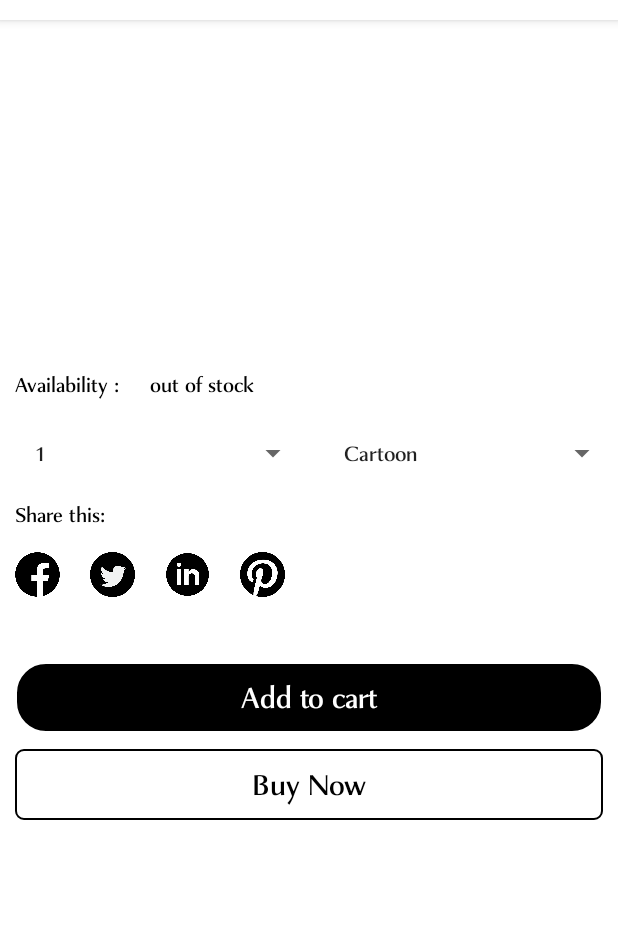
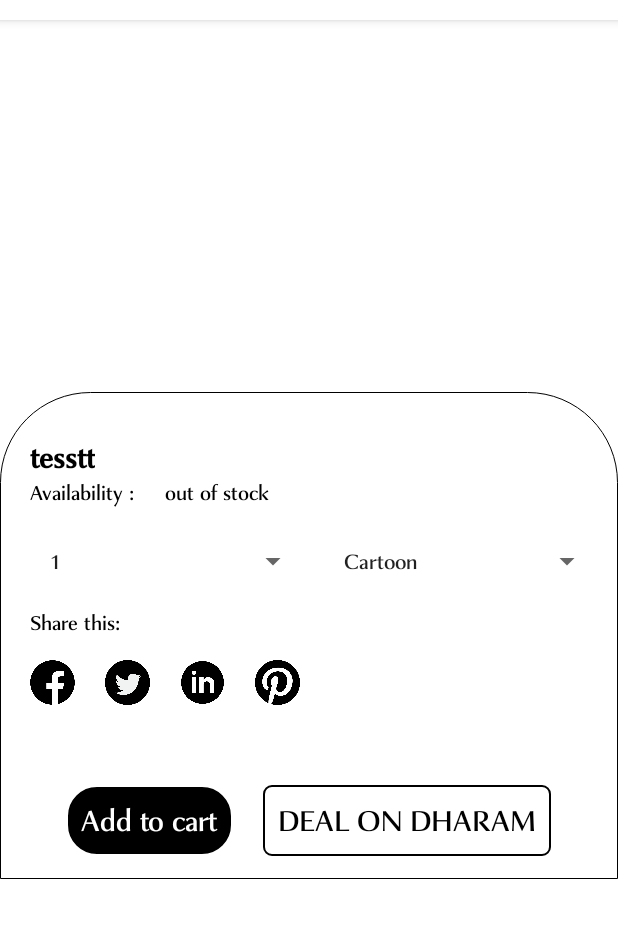
Before and after one commit to dharminfo007/dharm_customer, an Android app: the ProductDetailActivity screen opened directly, with no data from a screen before it, on a phone screen of 412 x 824 dp, the part 64-1002 px from its top. Run offline under Robolectric (Android 15) with nearby library versions, the phone set to English and light mode, and no system bars; our stand-ins replace Firebase (no records; nobody signed in at launch, a user with empty details on screens opened directly).

Commit message:
design related changes

```diff
--- a/app/src/main/java/in/app/dharm/info/online/shopping/activity/HomeFragment.java
+++ b/app/src/main/java/in/app/dharm/info/online/shopping/activity/HomeFragment.java
@@ -17,6 +17,7 @@ import android.view.LayoutInflater;
 import android.view.View;
 import android.view.ViewGroup;
 import android.widget.LinearLayout;
+import android.widget.RelativeLayout;
 import android.widget.TextView;
 import android.widget.VideoView;
 
@@ -54,7 +55,7 @@ public class HomeFragment extends Fragment implements View.OnClickListener {
     private String mParam2;
     VideoView videoOnLaunch;
     View mView;
-    LinearLayout llProducts;
+    RelativeLayout llProducts;
     TextView txtProductCount;
     CardView llContactUs;
     AutoScrollViewPager viewPager;
--- a/app/src/main/java/in/app/dharm/info/online/shopping/activity/ProductDetailActivity.java
+++ b/app/src/main/java/in/app/dharm/info/online/shopping/activity/ProductDetailActivity.java
@@ -44,8 +44,11 @@ import java.util.Map;
 import in.app.dharm.info.online.shopping.R;
 import in.app.dharm.info.online.shopping.adapter.ProductAdapter;
 import in.app.dharm.info.online.shopping.adapter.ProductImageAdapter;
+import in.app.dharm.info.online.shopping.adapter.SlidingImageAdapter;
+import in.app.dharm.info.online.shopping.common.AutoScrollViewPager;
 import in.app.dharm.info.online.shopping.common.Common;
 import in.app.dharm.info.online.shopping.common.DataProcessor;
+import in.app.dharm.info.online.shopping.model.BannerListPojo;
 import in.app.dharm.info.online.shopping.model.CartProductListPojo;
 import in.app.dharm.info.online.shopping.model.ImageListPojo;
 import in.app.dharm.info.online.shopping.model.OrdersListPojo;
@@ -57,6 +60,7 @@ public class ProductDetailActivity extends AppCompatActivity implements AdapterV
     private ProductImageAdapter listAdapter;
     ArrayList<ImageListPojo> productImageList;
     ArrayList<OrdersListPojo> productOrderList;
+    private ArrayList<BannerListPojo> productImages;
     Spinner spinnerCartoon, spinnerUnit;
     ImageView imgCart, imgBack;
     TextView txtAddToCart, txtBuyNow;
@@ -73,6 +77,7 @@ public class ProductDetailActivity extends AppCompatActivity implements AdapterV
     DatabaseReference databaseReference;
     FirebaseDatabase firebaseDatabase;
     long orderSize = 0;
+    AutoScrollViewPager viewPager;
 
     @Override
     protected void onCreate(Bundle savedInstanceState) {
@@ -94,11 +99,13 @@ public class ProductDetailActivity extends AppCompatActivity implements AdapterV
         groupImages = new ArrayList<>();
         productImageList = new ArrayList<>();
         productOrderList = new ArrayList<>();
+        productImages = new ArrayList<>();
         firebaseDatabase = FirebaseDatabase.getInstance();
         databaseReference = firebaseDatabase.getReference("orderlist");
 //        cartProductList = dataProcessor.getArrayList("cart");
         rvProducts = findViewById(R.id.rvProductsImage);
         txtAddToCart = findViewById(R.id.txtAddToCart);
+        viewPager = findViewById(R.id.vpProductImages);
         imgCart = findViewById(R.id.imgCart);
         imgBack = findViewById(R.id.imgBack);
         txtProdName = findViewById(R.id.txtProdName);
@@ -156,11 +163,18 @@ public class ProductDetailActivity extends AppCompatActivity implements AdapterV
                                 tvStockStatus.setText("OUT OF STOCK");
                             }
                             groupImages = (ArrayList<String>) document.get("images");
+                            productImages = (ArrayList<BannerListPojo>) document.get("images");
                             if (groupImages.size() > 0) {
                                 listAdapter = new ProductImageAdapter(groupImages, ProductDetailActivity.this);
                                 rvProducts.setAdapter(listAdapter);
                                 listAdapter.notifyDataSetChanged();
                             }
+                            if(productImages.size() > 0){
+//                                viewPager.setAdapter(new SlidingImageAdapter(ProductDetailActivity.this,
+//                                        productImages));
+                            }
+
+
                             name = document.getString("name");
                             desc = document.getString("description");
                             stock = document.getString("stock");
@@ -182,7 +196,7 @@ public class ProductDetailActivity extends AppCompatActivity implements AdapterV
         imgCart.setOnClickListener(this);
         imgBack.setOnClickListener(this);
         txtAddToCart.setOnClickListener(this);
-        txtBuyNow.setOnClickListener(this);
+//        txtBuyNow.setOnClickListener(this);
     }
 
     private void initDynamicListSpinner() {
@@ -284,9 +298,9 @@ public class ProductDetailActivity extends AppCompatActivity implements AdapterV
 
                 break;
 
-            case R.id.txtBuyNow:
+           /* case R.id.txtBuyNow:
                 addProductForOrdering();
-                break;
+                break;*/
 
             default:
                 break;
--- /dev/null
+++ b/app/src/main/res/drawable/detail_page_bottom_bg.xml
@@ -0,0 +1,12 @@
+<?xml version="1.0" encoding="utf-8"?>
+<shape xmlns:android="http://schemas.android.com/apk/res/android"
+    android:shape="rectangle">
+
+    <corners
+        android:topLeftRadius="60dp"
+        android:topRightRadius="60dp" />
+    <stroke
+        android:width="0.2dp"
+        android:color="@color/black" />
+    <solid android:color="@color/white" />
+</shape>
--- a/app/src/main/res/layout/activity_home_page.xml
+++ b/app/src/main/res/layout/activity_home_page.xml
@@ -69,7 +69,7 @@
             android:layout_gravity="center"
             android:scaleType="fitCenter"
             android:layout_centerInParent="true"
-            android:src="@drawable/ic_top_logo"
+            android:src="@drawable/ic_bell"
             android:layout_toLeftOf="@+id/txtLogin"/>
 
     </RelativeLayout>
--- a/app/src/main/res/layout/activity_product_detail.xml
+++ b/app/src/main/res/layout/activity_product_detail.xml
@@ -78,7 +78,7 @@
             <in.app.dharm.info.online.shopping.common.AutoScrollViewPager
                 android:id="@+id/vpProductImages"
                 android:layout_width="match_parent"
-                android:layout_height="150dp"
+                android:layout_height="200dp"
                 app:layout_constraintEnd_toEndOf="parent"
                 app:layout_constraintStart_toStartOf="parent"
                 app:layout_constraintTop_toTopOf="parent" />
@@ -101,9 +101,12 @@
                 android:layout_height="wrap_content"
                 android:layout_below="@+id/tabs"
                 android:layout_marginBottom="10dp"
-                android:orientation="vertical">
+                android:paddingHorizontal="10dp"
+                android:orientation="vertical"
+                android:background="@drawable/detail_page_bottom_bg">
 
                 <androidx.recyclerview.widget.RecyclerView
+                    android:visibility="gone"
                     android:id="@+id/rvProductsImage"
                     android:layout_width="match_parent"
                     android:layout_height="wrap_content"
@@ -114,13 +117,13 @@
                     tools:listitem="@layout/item_product_image" />
 
                 <TextView
+                    android:layout_marginTop="30dp"
                     android:id="@+id/txtProdName"
                     android:layout_width="wrap_content"
                     android:layout_height="wrap_content"
                     android:layout_gravity="start|center_horizontal"
                     android:layout_marginHorizontal="10dp"
-                    android:layout_marginVertical="5dp"
-                    android:text=""
+                    android:text="tesstt"
                     android:textColor="@color/black"
                     android:textSize="22sp"
                     android:textStyle="bold" />
@@ -241,10 +244,16 @@
                     android:textColor="@color/black"
                     android:textSize="15sp"
                     android:textStyle="normal" />
+                <LinearLayout
+                    android:layout_width="match_parent"
+                    android:layout_height="wrap_content"
+                    android:layout_marginVertical="10dp"
+                    android:gravity="center"
+                    android:orientation="horizontal">
 
                 <TextView
                     android:id="@+id/txtAddToCart"
-                    android:layout_width="match_parent"
+                    android:layout_width="wrap_content"
                     android:layout_height="wrap_content"
                     android:layout_gravity="center"
                     android:layout_marginHorizontal="10dp"
@@ -259,7 +268,7 @@
 
                 <TextView
                     android:id="@+id/txtBuyNow"
-                    android:layout_width="match_parent"
+                    android:layout_width="wrap_content"
                     android:layout_height="wrap_content"
                     android:layout_gravity="center"
                     android:layout_marginHorizontal="10dp"
@@ -267,10 +276,11 @@
                     android:background="@drawable/buy_btn_bg"
                     android:gravity="center"
                     android:padding="10dp"
-                    android:text="Buy Now"
+                    android:text="DEAL ON DHARAM"
                     android:textColor="@color/black"
                     android:textSize="22sp"
                     android:textStyle="normal" />
+                </LinearLayout>
             </LinearLayout>
 
         </LinearLayout>
--- a/app/src/main/res/layout/fragment_home.xml
+++ b/app/src/main/res/layout/fragment_home.xml
@@ -53,7 +53,7 @@
               android:layout_marginVertical="6dp"
               android:layout_marginHorizontal="10dp"
               android:orientation="horizontal">
-              <LinearLayout
+              <RelativeLayout
                   android:layout_weight="0.5"
                   android:id="@+id/llProducts"
                   android:layout_width="0dp"
@@ -76,6 +76,8 @@
                       android:layout_width="wrap_content"
                       android:layout_height="wrap_content"
                       android:layout_gravity="center"
+                      android:layout_centerInParent="true"
+                      android:layout_alignParentBottom="true"
                       android:layout_marginHorizontal="10dp"
                       android:layout_marginBottom="5dp"
                       android:gravity="center"
@@ -84,7 +86,7 @@
                       android:textSize="30sp"
                       android:textStyle="bold" />
 
-              </LinearLayout>
+              </RelativeLayout>
               <LinearLayout
                   android:layout_weight="0.5"
                   android:layout_width="0dp"
--- a/app/src/main/res/values/colors.xml
+++ b/app/src/main/res/values/colors.xml
@@ -10,5 +10,5 @@
 
     <color name="fb_start_color">#242527</color>
     <color name="fb_end_color">#3E4447</color>
-    <color name="light_brown">#88F1DCB9</color>
+    <color name="light_brown">#88DAD8D5</color>
 </resources>
```
Also changed, not shown: app/src/main/java/in/app/dharm/info/online/shopping/activity/ProductListingActivity.java (+8 -6 lines), app/src/main/java/in/app/dharm/info/online/shopping/adapter/ProductAdapter.java (+8 -8 lines), app/src/main/res/drawable/et_bg.xml (added, +9 -0 lines), app/src/main/res/drawable/ic_search.xml (added, +10 -0 lines), app/src/main/res/drawable/product_bg.xml (added, +8 -0 lines), app/src/main/res/layout/activity_product_listing.xml (+31 -32 lines), app/src/main/res/layout/item_product_list.xml (+34 -83 lines), app/src/main/res/drawable/ic_bell.png (added), app/src/main/res/drawable/ic_plus.png (added).
